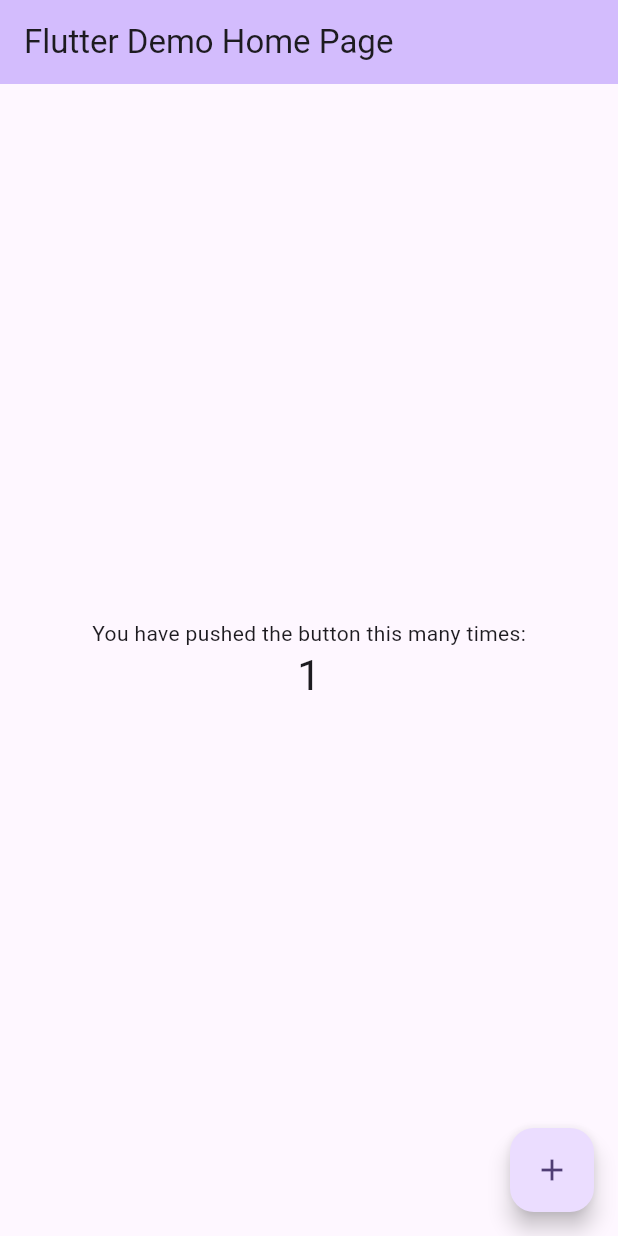
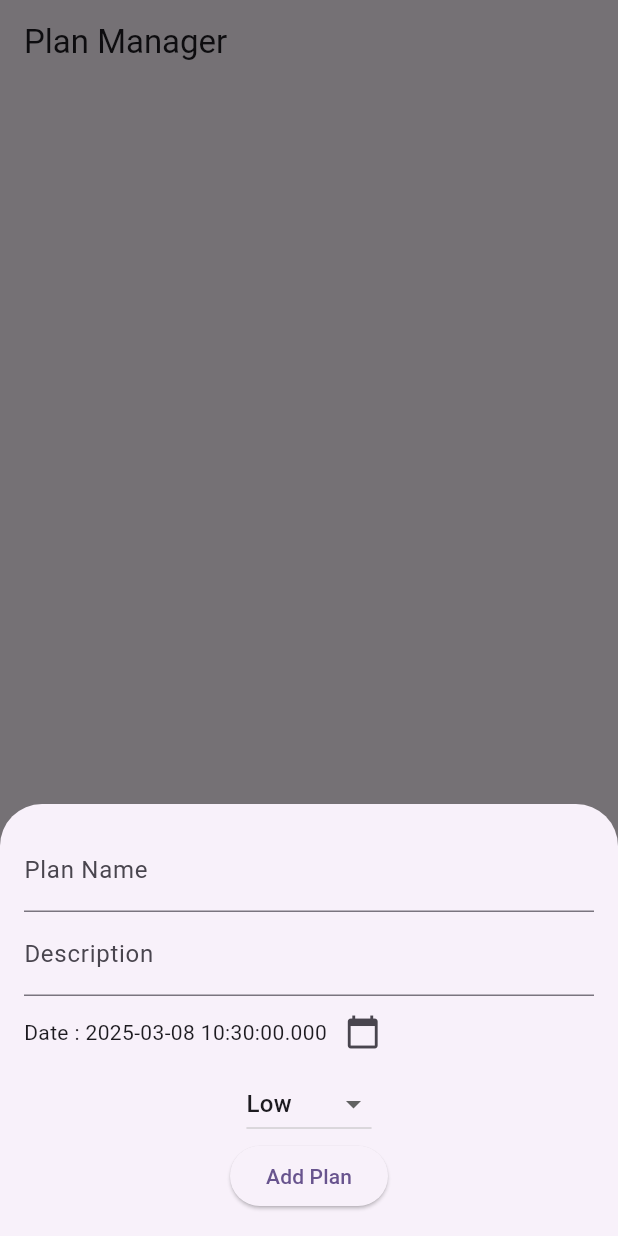
Before and after one commit to ClearNixson/plan_manager, a Flutter app: the screen it shows after launch, after a tap on the "add" icon, on a phone screen of 412 x 824 dp. Run offline on Flutter 3.47's test engine with Material 3 defaults, Android fonts, the phone set to English and light mode, and no system bars.

Commit message:
Plan Manager Final

```diff
--- a/lib/main.dart
+++ b/lib/main.dart
@@ -1,122 +1,300 @@
 import 'package:flutter/material.dart';
 
 void main() {
-  runApp(const MyApp());
+  runApp(PlanManagerApp());
 }
 
-class MyApp extends StatelessWidget {
-  const MyApp({super.key});
-
-  // This widget is the root of your application.
+class PlanManagerApp extends StatelessWidget {
   @override
   Widget build(BuildContext context) {
     return MaterialApp(
-      title: 'Flutter Demo',
+      title: 'Plan Manager',
       theme: ThemeData(
-        // This is the theme of your application.
-        //
-        // TRY THIS: Try running your application with "flutter run". You'll see
-        // the application has a purple toolbar. Then, without quitting the app,
-        // try changing the seedColor in the colorScheme below to Colors.green
-        // and then invoke "hot reload" (save your changes or press the "hot
-        // reload" button in a Flutter-supported IDE, or press "r" if you used
-        // the command line to start the app).
-        //
-        // Notice that the counter didn't reset back to zero; the application
-        // state is not lost during the reload. To reset the state, use hot
-        // restart instead.
-        //
-        // This works for code too, not just values: Most code changes can be
-        // tested with just a hot reload.
         colorScheme: ColorScheme.fromSeed(seedColor: Colors.deepPurple),
       ),
-      home: const MyHomePage(title: 'Flutter Demo Home Page'),
+      home: PlanManagerScreen(),
     );
   }
 }
 
-class MyHomePage extends StatefulWidget {
-  const MyHomePage({super.key, required this.title});
+class Plan {
+  String name;
+  String description;
+  DateTime date;
+  bool isCompleted;
+  String priority;
 
-  // This widget is the home page of your application. It is stateful, meaning
-  // that it has a State object (defined below) that contains fields that affect
-  // how it looks.
-
-  // This class is the configuration for the state. It holds the values (in this
-  // case the title) provided by the parent (in this case the App widget) and
-  // used by the build method of the State. Fields in a Widget subclass are
-  // always marked "final".
-
-  final String title;
-
-  @override
-  State<MyHomePage> createState() => _MyHomePageState();
+  Plan({
+    required this.name,
+    required this.description,
+    required this.date,
+    this.isCompleted = false,
+    this.priority = 'Low',
+  });
 }
 
-class _MyHomePageState extends State<MyHomePage> {
-  int _counter = 0;
+class PlanManagerScreen extends StatefulWidget {
+  @override
+  _PlanManagerScreenState createState() => _PlanManagerScreenState();
+}
 
-  void _incrementCounter() {
+class _PlanManagerScreenState extends State<PlanManagerScreen> {
+  List<Plan> plans = [];
+
+  void _addPlan(String name, String description, DateTime date, String priority) {
     setState(() {
-      // This call to setState tells the Flutter framework that something has
-      // changed in this State, which causes it to rerun the build method below
-      // so that the display can reflect the updated values. If we changed
-      // _counter without calling setState(), then the build method would not be
-      // called again, and so nothing would appear to happen.
-      _counter++;
+      plans.add(
+        Plan(
+          name: name,
+          description: description,
+          date: date,
+          priority: priority,
+        )
+      );
     });
+  }
+
+  void _updatePlan(int index, String name, String description, DateTime date, String priority) {
+    setState(() {
+      plans[index].name = name;
+      plans[index].description = description;
+      plans[index].date = date;
+      plans[index].priority = priority;
+    });
+  }
+
+  void _togglePlanCompletion(int index) {
+    setState(() {
+      plans[index].isCompleted = !plans[index].isCompleted;
+    });
+  }
+
+  void _deletePlan(int index) {
+    setState(() {
+      plans.removeAt(index);
+    });
+  }
+
+  void _showAddPlanModal() {
+    TextEditingController nameController = TextEditingController();
+    TextEditingController descriptionController = TextEditingController();
+    DateTime selectDate = DateTime.now();
+    String selectPriority = 'Low';
+
+    showModalBottomSheet(
+      context: context,
+      builder: (BuildContext context) {
+        return StatefulBuilder(
+          builder: (BuildContext context, StateSetter setModalState) {
+            return Container(
+              padding: EdgeInsets.all(16),
+              child: Column(
+                mainAxisSize: MainAxisSize.min,
+                children: [
+                  TextField(
+                    controller: nameController,
+                    decoration: InputDecoration(labelText: 'Plan Name'),
+                  ),
+                  TextField(
+                    controller: descriptionController,
+                    decoration: InputDecoration(labelText: 'Description'),
+                  ),
+                  Row(
+                    children: [
+                      Text('Date : ${selectDate.toLocal()}'),
+                      IconButton(
+                        icon: Icon(Icons.calendar_today),
+                        onPressed: () async {
+                          final DateTime? pick = await showDatePicker(
+                            context: context,
+                            firstDate: DateTime(2025),
+                            lastDate: DateTime(2125),
+                          );
+                          if (pick != null && pick != selectDate) {
+                            setModalState(() {
+                              selectDate = pick;
+                            });
+                          }
+                        },
+                      ),
+                    ],
+                  ),
+                  DropdownButton<String>(
+                    value: selectPriority,
+                    onChanged: (String? newValue) {
+                      setModalState(() {
+                        selectPriority = newValue!;
+                      });
+                    },
+                    items: <String>['Low', 'Medium', 'High']
+                        .map<DropdownMenuItem<String>>((String value) {
+                      return DropdownMenuItem<String>(
+                        value: value,
+                        child: Text(value),
+                      );
+                    }).toList(),
+                  ),
+                  ElevatedButton(
+                    onPressed: () {
+                      _addPlan(
+                        nameController.text,
+                        descriptionController.text,
+                        selectDate,
+                        selectPriority,
+                      );
+                      Navigator.pop(context);
+                    },
+                    child: Text('Add Plan'),
+                  ),
+                ],
+              ),
+            );
+          },
+        );
+      },
+    );
+  }
+
+  void _showEditPlanModal(int index) {
+    TextEditingController nameController = TextEditingController(text: plans[index].name);
+    TextEditingController descriptionController = TextEditingController(text: plans[index].description);
+    DateTime selectDate = plans[index].date;
+    String selectPriority = plans[index].priority;
+
+    showModalBottomSheet(
+      context: context,
+      builder: (BuildContext context) {
+        return StatefulBuilder(
+          builder: (BuildContext context, StateSetter setModalState) {
+            return Container(
+              padding: EdgeInsets.all(16),
+              child: Column(
+                mainAxisSize: MainAxisSize.min,
+                children: [
+                  TextField(
+                    controller: nameController,
+                    decoration: InputDecoration(labelText: 'Plan Name'),
+                  ),
+                  TextField(
+                    controller: descriptionController,
+                    decoration: InputDecoration(labelText: 'Description'),
+                  ),
+                  Row(
+                    children: [
+                      Text('Date: ${selectDate.toLocal()}'),
+                      IconButton(
+                        icon: Icon(Icons.calendar_today),
+                        onPressed: () async {
+                          final DateTime? pick = await showDatePicker(
+                            context: context,
+                            initialDate: selectDate,
+                            firstDate: DateTime(2025),
+                            lastDate: DateTime(2125),
+                          );
+                          if (pick != null && pick != selectDate) {
+                            setModalState(() {
+                              selectDate = pick;
+                            });
+                          }
+                        },
+                      ),
+                    ],
+                  ),
+                  DropdownButton<String>(
+                    value: selectPriority,
+                    onChanged: (String? newValue) {
+                      setModalState(() {
+                        selectPriority = newValue!;
+                      });
+                    },
+                    items: <String>['Low', 'Medium', 'High']
+                        .map<DropdownMenuItem<String>>((String value) {
+                      return DropdownMenuItem<String>(
+                        value: value,
+                        child: Text(value),
+                        );
+                    }).toList(),
+                  ),
+                  ElevatedButton(
+                    onPressed: () {
+                      _updatePlan(
+                        index,
+                        nameController.text,
+                        descriptionController.text,
+                        selectDate,
+                        selectPriority,
+                      );
+                      Navigator.pop(context);
+                    },
+                    child: Text('Update Plan'),
+                  ),
+                ],
+              ),
+            );
+          },
+        );
+      },
+    );
   }
 
   @override
   Widget build(BuildContext context) {
-    // This method is rerun every time setState is called, for instance as done
-    // by the _incrementCounter method above.
-    //
-    // The Flutter framework has been optimized to make rerunning build methods
-    // fast, so that you can just rebuild anything that needs updating rather
-    // than having to individually change instances of widgets.
     return Scaffold(
       appBar: AppBar(
-        // TRY THIS: Try changing the color here to a specific color (to
-        // Colors.amber, perhaps?) and trigger a hot reload to see the AppBar
-        // change color while the other colors stay the same.
-        backgroundColor: Theme.of(context).colorScheme.inversePrimary,
-        // Here we take the value from the MyHomePage object that was created by
-        // the App.build method, and use it to set our appbar title.
-        title: Text(widget.title),
+        title: Text('Plan Manager'),
       ),
-      body: Center(
-        // Center is a layout widget. It takes a single child and positions it
-        // in the middle of the parent.
-        child: Column(
-          // Column is also a layout widget. It takes a list of children and
-          // arranges them vertically. By default, it sizes itself to fit its
-          // children horizontally, and tries to be as tall as its parent.
-          //
-          // Column has various properties to control how it sizes itself and
-          // how it positions its children. Here we use mainAxisAlignment to
-          // center the children vertically; the main axis here is the vertical
-          // axis because Columns are vertical (the cross axis would be
-          // horizontal).
-          //
-          // TRY THIS: Invoke "debug painting" (choose the "Toggle Debug Paint"
-          // action in the IDE, or press "p" in the console), to see the
-          // wireframe for each widget.
-          mainAxisAlignment: MainAxisAlignment.center,
-          children: <Widget>[
-            const Text('You have pushed the button this many times:'),
-            Text(
-              '$_counter',
-              style: Theme.of(context).textTheme.headlineMedium,
+      body: ReorderableListView.builder(
+        itemCount: plans.length,
+        onReorder: (int oldIndex, int newIndex) {
+          setState(() {
+            if (oldIndex < newIndex) {
+              newIndex -= 1;
+            }
+            final Plan plan = plans.removeAt(oldIndex);
+            plans.insert(newIndex, plan);
+          });
+        },
+        itemBuilder: (BuildContext context, int index) {
+          final plan = plans[index];
+          return Dismissible(
+            key: Key(plan.name),
+            background: Container(
+              color: Colors.green,
+              alignment: Alignment.centerLeft,
+              child: Icon(Icons.check, color: Colors.white),
             ),
-          ],
-        ),
+            secondaryBackground: Container(
+              color: Colors.red,
+              alignment: Alignment.centerRight,
+              child: Icon(Icons.delete, color: Colors.white,),
+            ),
+            onDismissed: (direction) {
+              if (direction == DismissDirection.startToEnd) {
+                _togglePlanCompletion(index);
+              }
+              else {
+                _deletePlan(index);
+              }
+            },
+            child: ListTile(
+              title: Text(plan.name),
+              subtitle: Text('${plan.description} - ${plan.date.toLocal()}'),
+              trailing: Text(plan.priority),
+              tileColor: plan.isCompleted ? Colors.green : null,
+              onLongPress: () => _showEditPlanModal(index),
+              onTap: () {
+                if (plan.isCompleted) {
+                  _togglePlanCompletion(index);
+                }
+              },
+            ),
+          );
+        },
       ),
       floatingActionButton: FloatingActionButton(
-        onPressed: _incrementCounter,
-        tooltip: 'Increment',
-        child: const Icon(Icons.add),
-      ), // This trailing comma makes auto-formatting nicer for build methods.
+        onPressed: _showAddPlanModal,
+        child: Icon(Icons.add),
+      ),
     );
   }
 }
```
